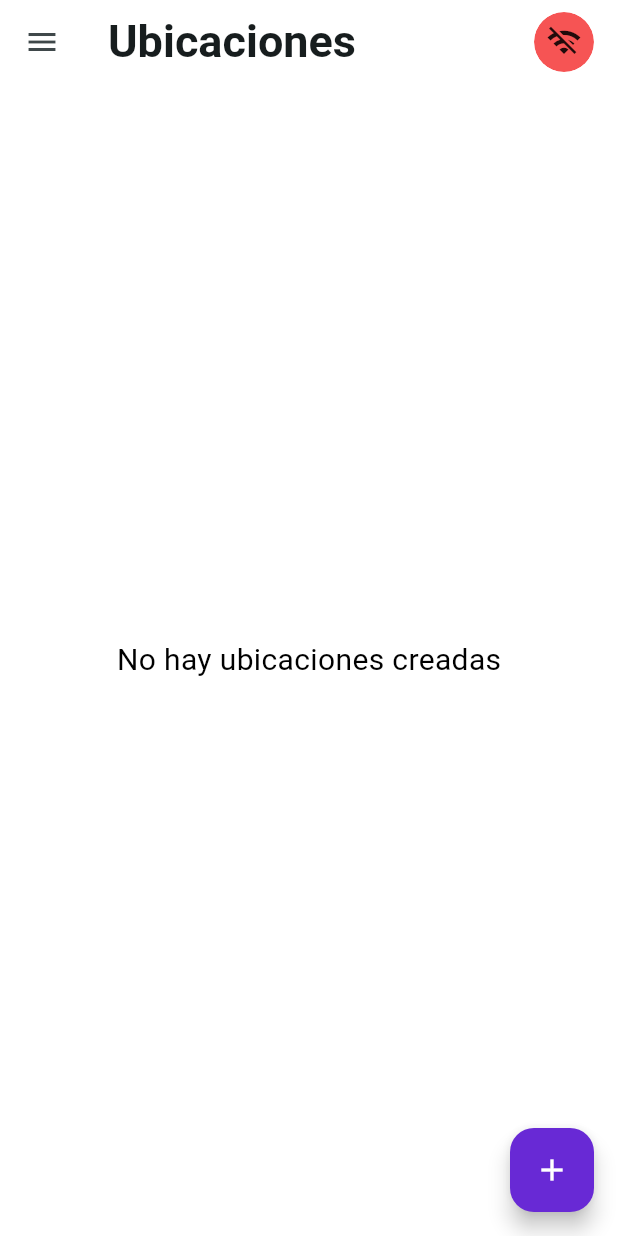
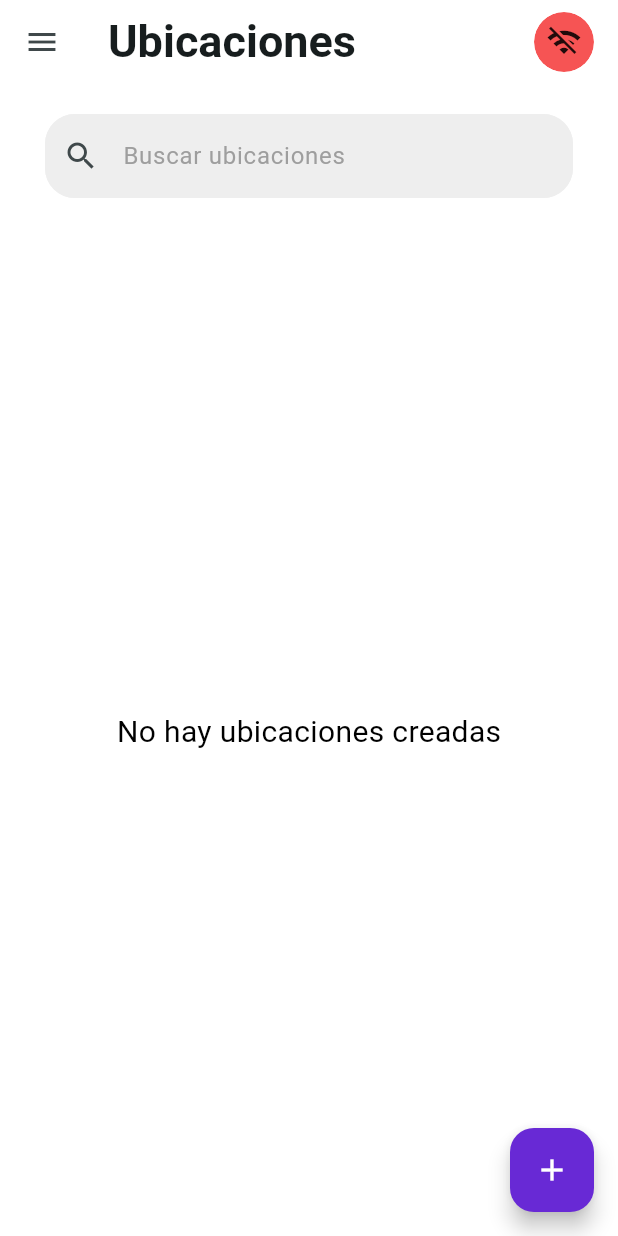
Before and after one commit to Sebastian-Beltran/prueba_interrapidisimo, a Flutter app: the screen it shows after launch, on a phone screen of 412 x 824 dp. Run offline on Flutter 3.47's test engine with Material 3 defaults, Android fonts, the light colour scheme and no system bars; our stand-ins replace equatable, flutter_mobx, geolocator, get_it, image_picker, mobx and 2 more; accounts and stored records are empty; generated files the repository leaves out were written again; network calls fail.

Commit message:
Finish challenge app

```diff
--- a/lib/main.dart
+++ b/lib/main.dart
@@ -11,7 +11,6 @@ import 'package:prueba_interrapidisimo/presentation/screens/asign_friend_locatio
 import 'package:prueba_interrapidisimo/presentation/screens/friend_detail_screen.dart';
 import 'package:prueba_interrapidisimo/presentation/screens/locations_screen.dart';
 import 'package:prueba_interrapidisimo/presentation/screens/create_location_screen.dart';
-import 'package:prueba_interrapidisimo/presentation/screens/location_detail_screen.dart';
 import 'package:prueba_interrapidisimo/store/friends_store.dart';
 import 'package:prueba_interrapidisimo/store/location_store.dart';
 
@@ -55,7 +54,6 @@ class MyApp extends StatelessWidget {
       routes: {
         '/home': (context) => const LocationsScreen(),
         '/create-location': (context) => const CreateLocationScreen(),
-        // '/detail-location': (context) => const LocationDetailScreen(),
         '/detail-friend': (context) => const FriendDetailScreen(),
         '/asign-friend': (context) => const AsignFriendLocation(),
       },
--- a/lib/presentation/screens/create_location_screen.dart
+++ b/lib/presentation/screens/create_location_screen.dart
@@ -17,7 +17,7 @@ class CreateLocationScreen extends StatefulWidget {
   });
 
   @override
-  _LocationScreenState createState() => _LocationScreenState();
+  State<CreateLocationScreen> createState() => _LocationScreenState();
 }
 
 class _LocationScreenState extends State<CreateLocationScreen> {
--- a/lib/presentation/screens/locations_screen.dart
+++ b/lib/presentation/screens/locations_screen.dart
@@ -5,6 +5,7 @@ import 'package:permission_handler/permission_handler.dart';
 import 'package:prueba_interrapidisimo/core/constants/palette.dart';
 import 'package:prueba_interrapidisimo/presentation/widgets/card_location.dart';
 import 'package:prueba_interrapidisimo/presentation/widgets/custom_app_bar.dart';
+import 'package:prueba_interrapidisimo/presentation/widgets/custom_text_form_field.dart';
 import 'package:prueba_interrapidisimo/presentation/widgets/list_friends.dart';
 import 'package:prueba_interrapidisimo/store/location_store.dart';
 
@@ -12,12 +13,13 @@ class LocationsScreen extends StatefulWidget {
   const LocationsScreen({super.key});
 
   @override
-  _LocationScreenState createState() => _LocationScreenState();
+  State<LocationsScreen> createState() => _LocationScreenState();
 }
 
 class _LocationScreenState extends State<LocationsScreen> {
   final locationStore = GetIt.instance<LocationStore>();
   bool isValid = false;
+  final searchController = TextEditingController();
 
   @override
   void initState() {
@@ -28,10 +30,8 @@ class _LocationScreenState extends State<LocationsScreen> {
 
   Future<void> _checkPermissions() async {
     PermissionStatus permissionStatus = await Permission.location.status;
-
     if (permissionStatus.isDenied) {
       permissionStatus = await Permission.location.request();
-
       if (permissionStatus.isDenied) {
         ScaffoldMessenger.of(context).showSnackBar(
           const SnackBar(content: Text('Permiso de ubicación denegado')),
@@ -64,13 +64,25 @@ class _LocationScreenState extends State<LocationsScreen> {
       drawer: const Drawer(
         child: FriendsScreen(),
       ),
-      body: Observer(
+      body: Column(
+        children: [
+          Padding(
+            padding: const EdgeInsets.symmetric(horizontal: 30, vertical: 20),
+            child: CustomTextFormField(
+              prefixIcon: const Icon(Icons.search),
+              controller: searchController,
+              labelText: 'Buscar ubicaciones',
+              onChanged: (value) => locationStore.filterLocationsByName(value),
+            ),
+          ),
+          Expanded(
+            child: Observer(
               builder: (_) {
-          final locations = locationStore.locations;
+                final locations = locationStore.filteredLocations;
                 if (locations.isEmpty) {
-            return const Center(child: Text('No hay ubicaciones creadas'));
+                  return const Center(
+                      child: Text('No hay ubicaciones creadas'));
                 }
-
                 return ListView.builder(
                   itemCount: locations.length,
                   itemBuilder: (context, index) {
@@ -81,6 +93,9 @@ class _LocationScreenState extends State<LocationsScreen> {
                   },
                 );
               },
+            ),
+          ),
+        ],
       ),
       floatingActionButton: isValid
           ? FloatingActionButton(
--- a/lib/presentation/widgets/custom_text_form_field.dart
+++ b/lib/presentation/widgets/custom_text_form_field.dart
@@ -7,6 +7,7 @@ class CustomTextFormField extends StatelessWidget {
     required this.controller,
     required this.onChanged,
     this.isPassword = false,
+    this.prefixIcon,
     super.key,
   });
 
@@ -14,6 +15,7 @@ class CustomTextFormField extends StatelessWidget {
   final TextEditingController controller;
   final Function(String)? onChanged;
   final bool? isPassword;
+  final Widget? prefixIcon;
 
   @override
   Widget build(BuildContext context) {
@@ -22,6 +24,7 @@ class CustomTextFormField extends StatelessWidget {
       onChanged: onChanged,
       obscureText: isPassword ?? false,
       decoration: InputDecoration(
+        prefixIcon: prefixIcon,
         labelText: labelText,
         labelStyle: const TextStyle(color: Colors.grey),
         filled: true,
--- a/lib/presentation/widgets/list_friends.dart
+++ b/lib/presentation/widgets/list_friends.dart
@@ -7,7 +7,7 @@ class FriendsScreen extends StatefulWidget {
   const FriendsScreen({super.key});
 
   @override
-  _FriendsScreenState createState() => _FriendsScreenState();
+  State<FriendsScreen> createState() => _FriendsScreenState();
 }
 
 class _FriendsScreenState extends State<FriendsScreen> {
```
Also changed, not shown: lib/core/db/db_helper.dart (+17 -1 lines), lib/presentation/screens/asign_friend_location.dart (+6 -3 lines), lib/presentation/screens/location_detail_screen.dart (+51 -58 lines), lib/presentation/widgets/card_location.dart (+5 -10 lines), lib/store/friends_store.dart (+18 -2 lines), lib/store/location_store.dart (+20 -0 lines), lib/store/friends_store.g.dart, lib/store/location_store.g.dart. Lines whose indentation alone changed are shown as unchanged.
